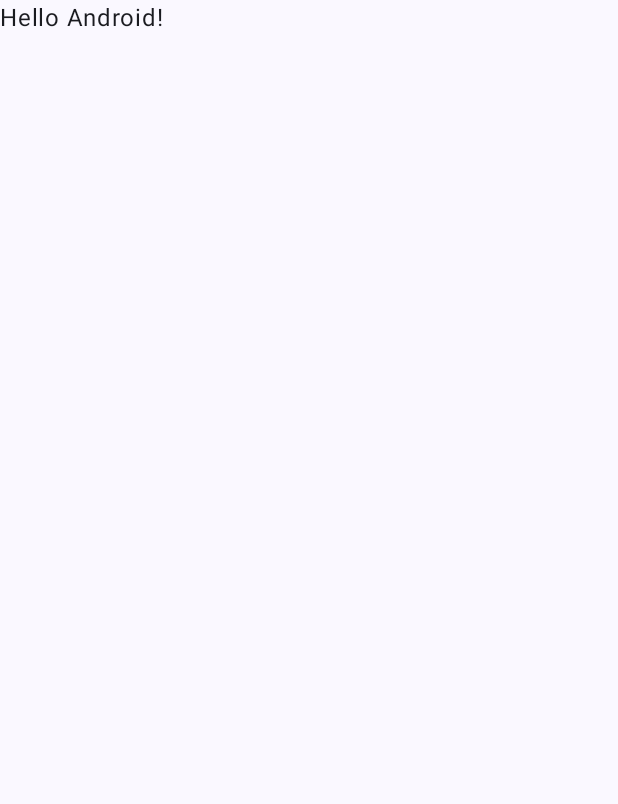
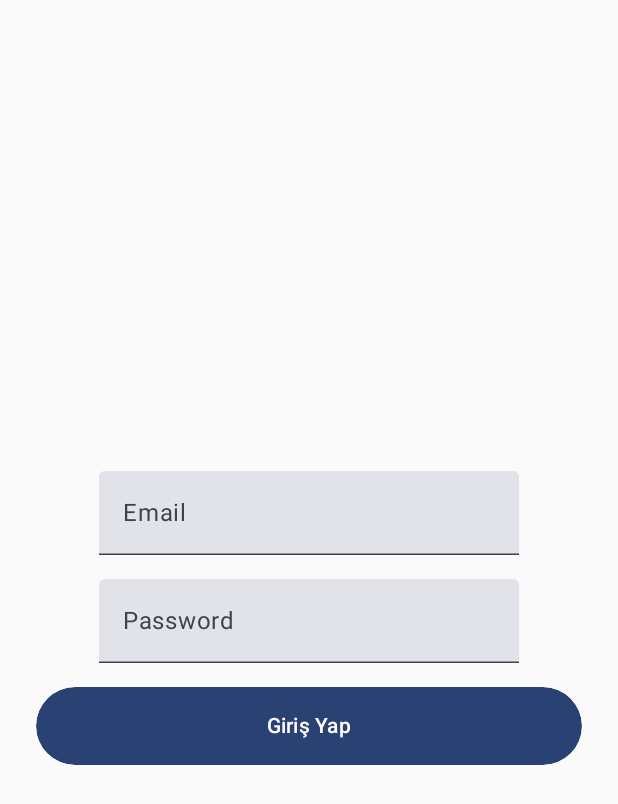
Before and after one commit to OmerF4ruk/HerbTempAndHumidity-Android-App, an Android app built with Jetpack Compose: the screen it shows after launch (MainActivity), on a phone screen of 412 x 824 dp. Before the commit the part shown is almost empty. Shown: the top 804 px of the screen. Run offline under Robolectric (Android 15) with nearby library versions, the phone set to English and light mode, and no system bars.

Commit message:
login, cihaz liste sayfasi, cihaz detaylari

```diff
--- a/app/build.gradle
+++ b/app/build.gradle
@@ -47,13 +47,15 @@ android {
 }
 
 dependencies {
-
+    implementation 'com.squareup.okhttp3:okhttp:3.8.1'
+    implementation "androidx.navigation:navigation-compose:2.5.3"
     implementation 'androidx.core:core-ktx:1.7.0'
     implementation 'androidx.lifecycle:lifecycle-runtime-ktx:2.3.1'
     implementation 'androidx.activity:activity-compose:1.3.1'
     implementation "androidx.compose.ui:ui:$compose_version"
     implementation "androidx.compose.ui:ui-tooling-preview:$compose_version"
     implementation 'androidx.compose.material3:material3:1.0.0-alpha11'
+    implementation "androidx.navigation:navigation-compose:2.4.0-alpha10"
     testImplementation 'junit:junit:4.13.2'
     androidTestImplementation 'androidx.test.ext:junit:1.1.5'
     androidTestImplementation 'androidx.test.espresso:espresso-core:3.5.1'
--- a/app/src/main/AndroidManifest.xml
+++ b/app/src/main/AndroidManifest.xml
@@ -1,8 +1,9 @@
 <?xml version="1.0" encoding="utf-8"?>
 <manifest xmlns:android="http://schemas.android.com/apk/res/android"
     xmlns:tools="http://schemas.android.com/tools">
+    <uses-permission android:name="android.permission.INTERNET" />
+    <application
 
-    <application
         android:allowBackup="true"
         android:dataExtractionRules="@xml/data_extraction_rules"
         android:fullBackupContent="@xml/backup_rules"
--- /dev/null
+++ b/app/src/main/java/com/example/herbtempandhum/LoginPage.kt
@@ -0,0 +1,81 @@
+package com.example.herbtempandhum
+
+import androidx.compose.foundation.layout.*
+import androidx.compose.foundation.shape.RoundedCornerShape
+import androidx.compose.material3.Button
+import androidx.compose.material3.Divider
+import androidx.compose.material3.Text
+import androidx.compose.material3.TextField
+import androidx.compose.runtime.*
+import androidx.compose.ui.Alignment
+import androidx.compose.ui.Modifier
+import androidx.compose.ui.draw.clip
+import androidx.compose.ui.tooling.preview.Preview
+import androidx.compose.ui.unit.dp
+import androidx.navigation.NavController
+import androidx.navigation.compose.rememberNavController
+import okhttp3.*
+import java.io.IOException
+
+@Composable
+fun LoginPage(navController: NavController) {
+    Column(
+        Modifier
+            .padding(24.dp)
+            .fillMaxSize(),
+        verticalArrangement = Arrangement.spacedBy(16.dp, alignment = Alignment.CenterVertically),
+        horizontalAlignment = Alignment.CenterHorizontally,
+    ) {
+        var userEmail: String by remember { mutableStateOf("") }
+        TextField(
+            value = userEmail,
+            label = { Text(text = "Email") },
+            onValueChange = { userEmail = it })
+
+        var userPassword: String by remember { mutableStateOf("") }
+        TextField(
+            value = userPassword,
+            label = { Text(text = "Password") },
+            onValueChange = { userPassword = it })
+
+        Button(
+            onClick = { navController.navigate(route = Screen.DeviceList.route) },
+            modifier = Modifier.fillMaxWidth().clip(RoundedCornerShape(100))
+        ) {
+            Text(text = "Giriş Yap", Modifier.padding(vertical = 8.dp))
+
+        }
+
+
+    }
+
+
+}
+
+fun login() {
+    val client = OkHttpClient()
+    val request = Request.Builder()
+        .url("url")
+        .build()
+
+    client.newCall(request).enqueue(object : Callback {
+        override fun onFailure(call: Call, e: IOException) {}
+        override fun onResponse(call: Call, response: Response) = println(response.body()?.string())
+    })
+}
+
+@Composable
+private fun TextInput(
+    type: String
+) {
+    var value: String by remember { mutableStateOf("") }
+    TextField(value = value, label = { Text(text = type) }, onValueChange = { value = it })
+
+}
+
+@Composable
+@Preview(showBackground = true)
+fun LoginPagePreview() {
+    LoginPage(navController = rememberNavController())
+
+}
--- a/app/src/main/java/com/example/herbtempandhum/MainActivity.kt
+++ b/app/src/main/java/com/example/herbtempandhum/MainActivity.kt
@@ -1,43 +1,34 @@
 package com.example.herbtempandhum
 
 import android.os.Bundle
+import android.text.InputType
 import androidx.activity.ComponentActivity
 import androidx.activity.compose.setContent
-import androidx.compose.foundation.layout.fillMaxSize
-import androidx.compose.material3.MaterialTheme
-import androidx.compose.material3.Surface
-import androidx.compose.material3.Text
-import androidx.compose.runtime.Composable
+import androidx.compose.foundation.background
+import androidx.compose.foundation.layout.*
+import androidx.compose.foundation.shape.RoundedCornerShape
+import androidx.compose.material3.*
+import androidx.compose.runtime.*
+import androidx.compose.ui.Alignment
 import androidx.compose.ui.Modifier
+import androidx.compose.ui.graphics.Color
 import androidx.compose.ui.tooling.preview.Preview
+import androidx.compose.ui.unit.dp
+import androidx.navigation.NavHostController
+import androidx.navigation.compose.rememberNavController
 import com.example.herbtempandhum.ui.theme.HerbTempAndHumTheme
 
 class MainActivity : ComponentActivity() {
+    lateinit var navController: NavHostController
     override fun onCreate(savedInstanceState: Bundle?) {
         super.onCreate(savedInstanceState)
         setContent {
             HerbTempAndHumTheme {
-                // A surface container using the 'background' color from the theme
-                Surface(
-                    modifier = Modifier.fillMaxSize(),
-                    color = MaterialTheme.colorScheme.background
-                ) {
-                    Greeting("Android")
-                }
+                navController = rememberNavController()
+                SetupNavGraph(navController = navController)
             }
+
+
         }
     }
 }
-
-@Composable
-fun Greeting(name: String) {
-    Text(text = "Hello $name!")
-}
-
-@Preview(showBackground = true)
-@Composable
-fun DefaultPreview() {
-    HerbTempAndHumTheme {
-        Greeting("Android")
-    }
-}
--- /dev/null
+++ b/app/src/main/java/com/example/herbtempandhum/NavGraph.kt
@@ -0,0 +1,34 @@
+package com.example.herbtempandhum
+
+import androidx.compose.runtime.Composable
+import androidx.navigation.NavHostController
+import androidx.navigation.compose.NavHost
+import androidx.navigation.compose.composable
+import androidx.navigation.compose.rememberNavController
+import androidx.navigation.navArgument
+
+@Composable
+fun SetupNavGraph(navController: NavHostController) {
+
+    NavHost(
+        navController = navController,
+        startDestination = Screen.Login.route
+    ) {
+        composable(
+            route = Screen.Login.route
+        ) {
+            LoginPage(navController)
+        }
+        composable(
+            route = Screen.DeviceList.route
+        ) {
+            DeviceListPage(navController)
+        }
+        composable(
+            route=Screen.DevicePage.route + "/{id}"
+        ) { navBackStack ->
+            val id = navBackStack.arguments?.getString("id")
+            DevicePage(id)
+        }
+    }
+}
--- /dev/null
+++ b/app/src/main/java/com/example/herbtempandhum/Screen.kt
@@ -0,0 +1,7 @@
+package com.example.herbtempandhum
+
+sealed class Screen(val route: String) {
+    object Login : Screen(route = "login_page")
+    object DeviceList : Screen(route = "device_list_page")
+    object DevicePage : Screen(route = "device_page")
+}
```
Also changed, not shown: app/src/main/java/com/example/herbtempandhum/DeviceListPage.kt (added, +78 -0 lines), app/src/main/java/com/example/herbtempandhum/DevicePage.kt (added, +14 -0 lines).
